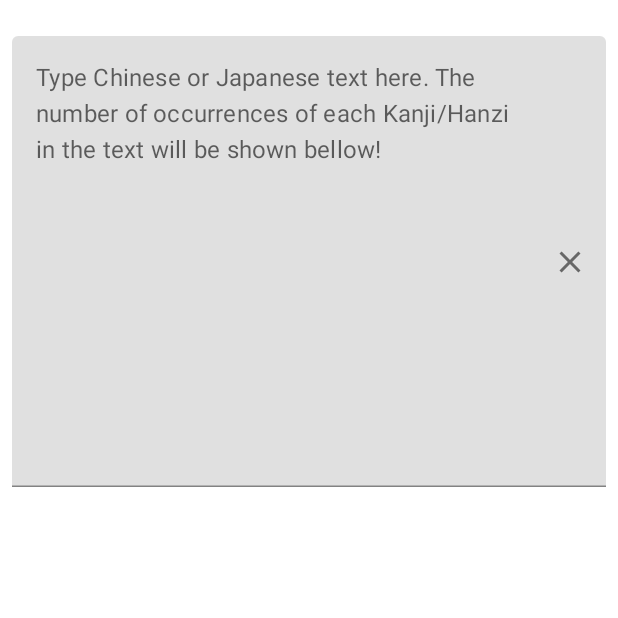
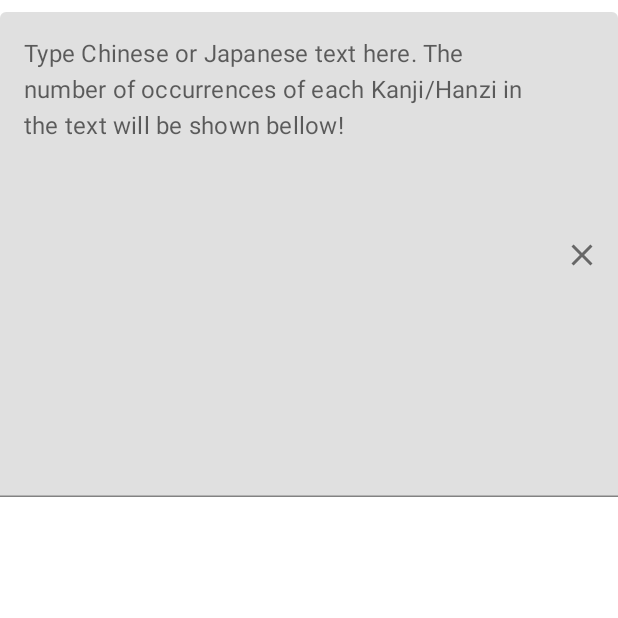
Before and after one commit to RodrigoKonzenKirch/KanjiCounter, an Android app built with Jetpack Compose: the screen it shows after launch (MainActivity), on a phone screen of 412 x 824 dp, the top half of it. Run offline under Robolectric (Android 15) with nearby library versions, the phone set to English and light mode, and no system bars; our stand-ins replace livedata-compose; Roboto replaces fonts that are not available here.

Commit message:
Updated interface

```diff
--- a/app/src/main/java/com/example/kanjicounter/MainActivity.kt
+++ b/app/src/main/java/com/example/kanjicounter/MainActivity.kt
@@ -112,13 +112,14 @@ fun AppScreenContent(
     onTextChange: (TextFieldValue) -> Unit,
     onClickListItem: (Char) -> Unit
 ){
-    Column(modifier = Modifier.padding(8.dp)) {
+    val defaultPadding = 8.dp
+    Column {
 
         Surface(
             modifier = Modifier
                 .weight(0.7F)
                 .fillMaxSize()
-                .padding(vertical = 8.dp)
+                .padding(vertical = defaultPadding)
         ) {
             EditHighlightText(
                 textInput = textInput,
@@ -134,6 +135,7 @@ fun AppScreenContent(
             modifier = Modifier
                 .weight(1F)
                 .fillMaxSize()
+                .padding(defaultPadding)
         ) {
             resultList.value?.let { CharsCounterList(it, customFontFamily, onClickListItem) }
 
@@ -155,8 +157,7 @@ fun EditHighlightText(
     if (charToBeHighlighted.value == ' ' || charToBeHighlighted.value == null){
         TextField(
             modifier = Modifier
-                .fillMaxSize()
-                .padding(vertical = 8.dp),
+                .fillMaxSize(),
             value = textInput,
             textStyle = TextStyle(fontSize = textFontSize, fontFamily = customFontFamily),
             trailingIcon = {
@@ -174,7 +175,7 @@ fun EditHighlightText(
         Text(
             modifier = Modifier
                 .fillMaxSize()
-                .padding(8.dp)
+                .padding(horizontal = 16.dp)
                 .verticalScroll(rememberScrollState()),
             text = highlightedText.value?:AnnotatedString(""),
             fontSize = textFontSize,
@@ -201,7 +202,7 @@ fun CharsCounterList(resultList: List<CharCounter>, customFontFamily: FontFamily
                         index
                     }
                           },
-                elevation = 8.dp,
+                elevation = 4.dp,
                 border = if (index == selectedIndex){ BorderStroke(2.dp, Color.Blue) } else { null }
             ) {
                 Text(
--- a/app/src/main/java/com/example/kanjicounter/MainActivityViewModel.kt
+++ b/app/src/main/java/com/example/kanjicounter/MainActivityViewModel.kt
@@ -113,7 +113,7 @@ class MainActivityViewModel: ViewModel() {
         // Generate list containing indexes to be highlighted
         val listOfSpanStyles = mutableListOf<AnnotatedString.Range<SpanStyle>>()
         indexesCharInText.forEach{
-            listOfSpanStyles.add(AnnotatedString.Range(SpanStyle(background = Color.Gray), it, it + 1))
+            listOfSpanStyles.add(AnnotatedString.Range(SpanStyle(color = Color.Blue, background = Color.LightGray), it, it + 1))
         }
         return AnnotatedString(text, spanStyles = listOfSpanStyles)
     }
```
